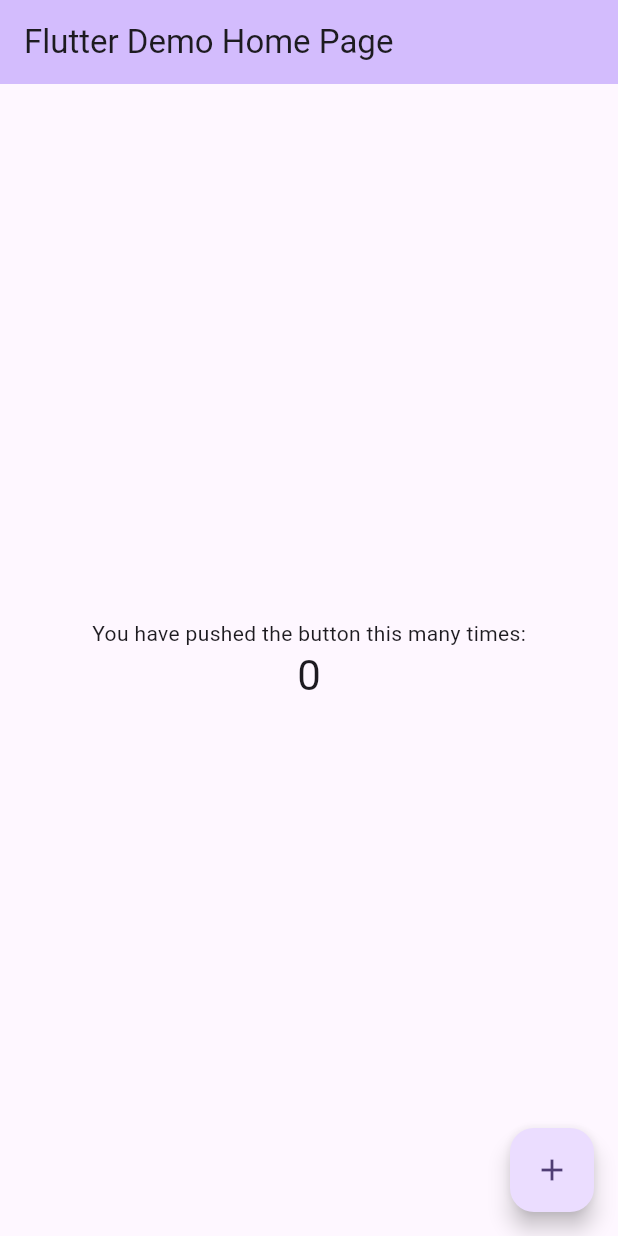
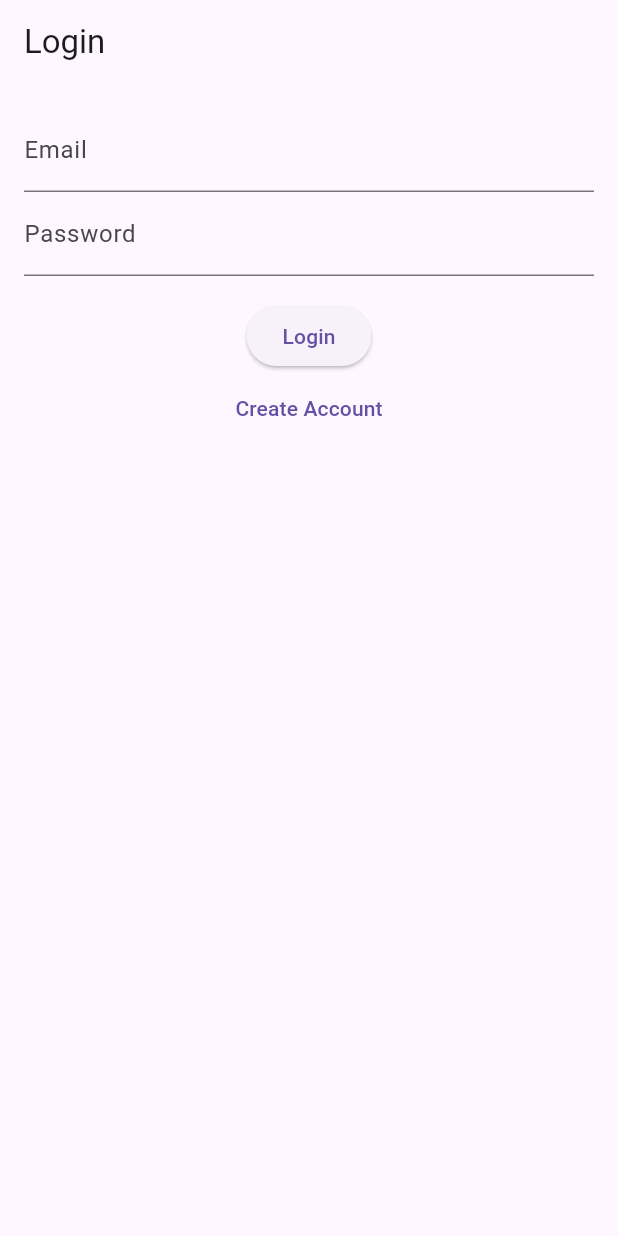
Before and after one commit to Ikran21/CW6, a Flutter app: the screen it shows after launch, on a phone screen of 412 x 824 dp. Run offline on Flutter 3.47's test engine with Material 3 defaults, Android fonts, the phone set to English and light mode, and no system bars; our stand-ins replace cloud_firestore, firebase_auth, firebase_core; accounts and stored records are empty.

Commit message:
CRUD operations

```diff
--- /dev/null
+++ b/lib/login_screen.dart
@@ -0,0 +1,69 @@
+import 'package:flutter/material.dart';
+import 'package:firebase_auth/firebase_auth.dart';
+import 'task_list_screen.dart';
+
+class LoginScreen extends StatefulWidget {
+  @override
+  _LoginScreenState createState() => _LoginScreenState();
+}
+
+class _LoginScreenState extends State<LoginScreen> {
+  final auth = FirebaseAuth.instance;
+  String email = '', password = '';
+  bool isLogin = true;
+
+  void submit() async {
+    try {
+      if (isLogin) {
+        await auth.signInWithEmailAndPassword(email: email, password: password);
+      } else {
+        await auth.createUserWithEmailAndPassword(
+          email: email,
+          password: password,
+        );
+      }
+      Navigator.pushReplacement(
+        context,
+        MaterialPageRoute(builder: (_) => TaskListScreen()),
+      );
+    } catch (e) {
+      ScaffoldMessenger.of(
+        context,
+      ).showSnackBar(SnackBar(content: Text('Error: ${e.toString()}')));
+    }
+  }
+
+  void toggleForm() => setState(() => isLogin = !isLogin);
+
+  @override
+  Widget build(BuildContext context) {
+    return Scaffold(
+      appBar: AppBar(title: Text(isLogin ? 'Login' : 'Register')),
+      body: Padding(
+        padding: EdgeInsets.all(16),
+        child: Column(
+          children: [
+            TextField(
+              decoration: InputDecoration(labelText: 'Email'),
+              onChanged: (val) => email = val,
+            ),
+            TextField(
+              decoration: InputDecoration(labelText: 'Password'),
+              obscureText: true,
+              onChanged: (val) => password = val,
+            ),
+            SizedBox(height: 16),
+            ElevatedButton(
+              onPressed: submit,
+              child: Text(isLogin ? 'Login' : 'Register'),
+            ),
+            TextButton(
+              onPressed: toggleForm,
+              child: Text(isLogin ? 'Create Account' : 'Go to Login'),
+            ),
+          ],
+        ),
+      ),
+    );
+  }
+}
--- a/lib/main.dart
+++ b/lib/main.dart
@@ -1,122 +1,21 @@
 import 'package:flutter/material.dart';
+import 'package:firebase_core/firebase_core.dart';
+import 'firebase_options.dart';
+import 'login_screen.dart';
 
-void main() {
-  runApp(const MyApp());
+void main() async {
+  WidgetsFlutterBinding.ensureInitialized();
+  await Firebase.initializeApp(options: DefaultFirebaseOptions.currentPlatform);
+  runApp(MyApp());
 }
 
 class MyApp extends StatelessWidget {
-  const MyApp({super.key});
-
-  // This widget is the root of your application.
   @override
   Widget build(BuildContext context) {
     return MaterialApp(
-      title: 'Flutter Demo',
-      theme: ThemeData(
-        // This is the theme of your application.
-        //
-        // TRY THIS: Try running your application with "flutter run". You'll see
-        // the application has a purple toolbar. Then, without quitting the app,
-        // try changing the seedColor in the colorScheme below to Colors.green
-        // and then invoke "hot reload" (save your changes or press the "hot
-        // reload" button in a Flutter-supported IDE, or press "r" if you used
-        // the command line to start the app).
-        //
-        // Notice that the counter didn't reset back to zero; the application
-        // state is not lost during the reload. To reset the state, use hot
-        // restart instead.
-        //
-        // This works for code too, not just values: Most code changes can be
-        // tested with just a hot reload.
-        colorScheme: ColorScheme.fromSeed(seedColor: Colors.deepPurple),
-      ),
-      home: const MyHomePage(title: 'Flutter Demo Home Page'),
+      title: 'Task Manager',
+      theme: ThemeData(primarySwatch: Colors.blue),
+      home: LoginScreen(),
     );
   }
 }
-
-class MyHomePage extends StatefulWidget {
-  const MyHomePage({super.key, required this.title});
-
-  // This widget is the home page of your application. It is stateful, meaning
-  // that it has a State object (defined below) that contains fields that affect
-  // how it looks.
-
-  // This class is the configuration for the state. It holds the values (in this
-  // case the title) provided by the parent (in this case the App widget) and
-  // used by the build method of the State. Fields in a Widget subclass are
-  // always marked "final".
-
-  final String title;
-
-  @override
-  State<MyHomePage> createState() => _MyHomePageState();
-}
-
-class _MyHomePageState extends State<MyHomePage> {
-  int _counter = 0;
-
-  void _incrementCounter() {
-    setState(() {
-      // This call to setState tells the Flutter framework that something has
-      // changed in this State, which causes it to rerun the build method below
-      // so that the display can reflect the updated values. If we changed
-      // _counter without calling setState(), then the build method would not be
-      // called again, and so nothing would appear to happen.
-      _counter++;
-    });
-  }
-
-  @override
-  Widget build(BuildContext context) {
-    // This method is rerun every time setState is called, for instance as done
-    // by the _incrementCounter method above.
-    //
-    // The Flutter framework has been optimized to make rerunning build methods
-    // fast, so that you can just rebuild anything that needs updating rather
-    // than having to individually change instances of widgets.
-    return Scaffold(
-      appBar: AppBar(
-        // TRY THIS: Try changing the color here to a specific color (to
-        // Colors.amber, perhaps?) and trigger a hot reload to see the AppBar
-        // change color while the other colors stay the same.
-        backgroundColor: Theme.of(context).colorScheme.inversePrimary,
-        // Here we take the value from the MyHomePage object that was created by
-        // the App.build method, and use it to set our appbar title.
-        title: Text(widget.title),
-      ),
-      body: Center(
-        // Center is a layout widget. It takes a single child and positions it
-        // in the middle of the parent.
-        child: Column(
-          // Column is also a layout widget. It takes a list of children and
-          // arranges them vertically. By default, it sizes itself to fit its
-          // children horizontally, and tries to be as tall as its parent.
-          //
-          // Column has various properties to control how it sizes itself and
-          // how it positions its children. Here we use mainAxisAlignment to
-          // center the children vertically; the main axis here is the vertical
-          // axis because Columns are vertical (the cross axis would be
-          // horizontal).
-          //
-          // TRY THIS: Invoke "debug painting" (choose the "Toggle Debug Paint"
-          // action in the IDE, or press "p" in the console), to see the
-          // wireframe for each widget.
-          mainAxisAlignment: MainAxisAlignment.center,
-          children: <Widget>[
-            const Text('You have pushed the button this many times:'),
-            Text(
-              '$_counter',
-              style: Theme.of(context).textTheme.headlineMedium,
-            ),
-          ],
-        ),
-      ),
-      floatingActionButton: FloatingActionButton(
-        onPressed: _incrementCounter,
-        tooltip: 'Increment',
-        child: const Icon(Icons.add),
-      ), // This trailing comma makes auto-formatting nicer for build methods.
-    );
-  }
-}
--- a/pubspec.yaml
+++ b/pubspec.yaml
@@ -38,6 +38,9 @@ dependencies:
 dev_dependencies:
   flutter_test:
     sdk: flutter
+  firebase_core: ^2.25.4
+  firebase_auth: ^4.17.4
+  cloud_firestore: ^4.15.5
 
   # The "flutter_lints" package below contains a set of recommended lints to
   # encourage good coding practices. The lint set provided by the package is
```
Also changed, not shown: lib/task_list_screen.dart (added, +132 -0 lines), firebase.json (added), lib/firebase_options.dart (added), pubspec.lock, 6 other files.
